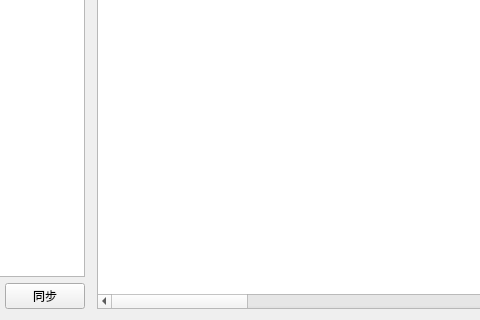
joker20020/ERP, file xt/code/ui/Bom.ui: the form before one commit; both pictures show x 178 to 658 and y 310 to 630 of the 856 by 630 pixel window.
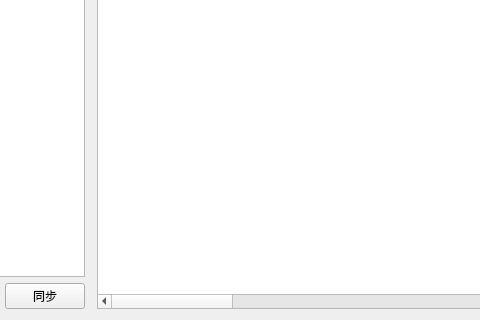
The form after the commit. Custom widgets are drawn as their Qt base class.

Diff of the .ui file:
```diff
--- a/xt/code/ui/Bom.ui
+++ b/xt/code/ui/Bom.ui
@@ -122,6 +122,11 @@
          <string>父零件ID</string>
         </property>
        </column>
+       <column>
+        <property name="text">
+         <string>零件数量</string>
+        </property>
+       </column>
        <column>
         <property name="text">
          <string>零件成本</string>
```
